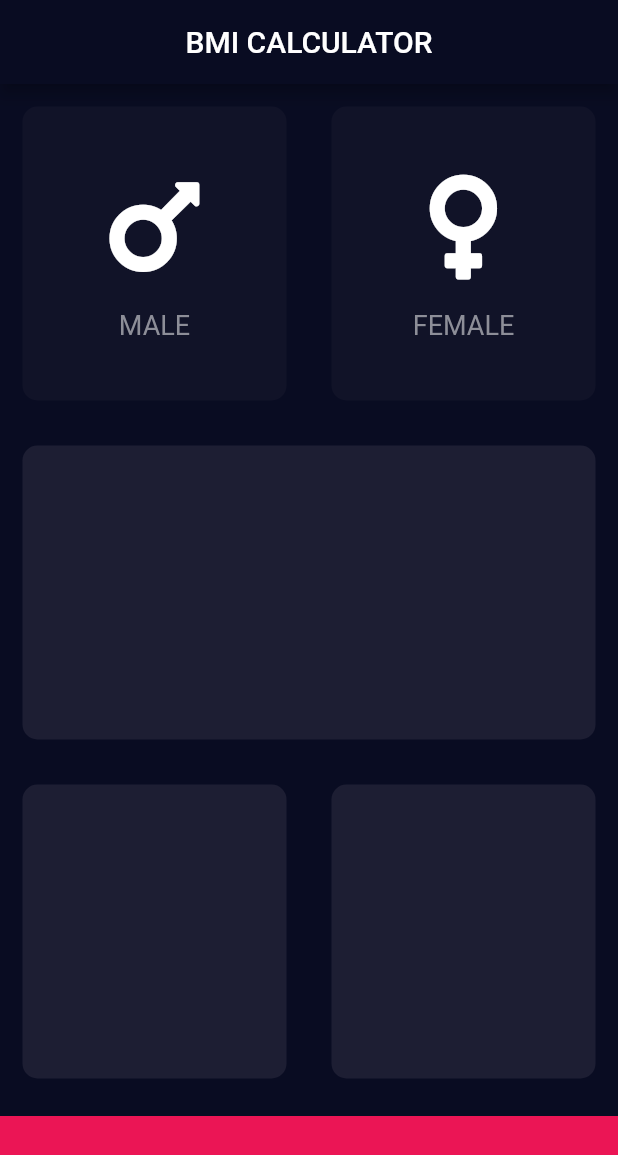
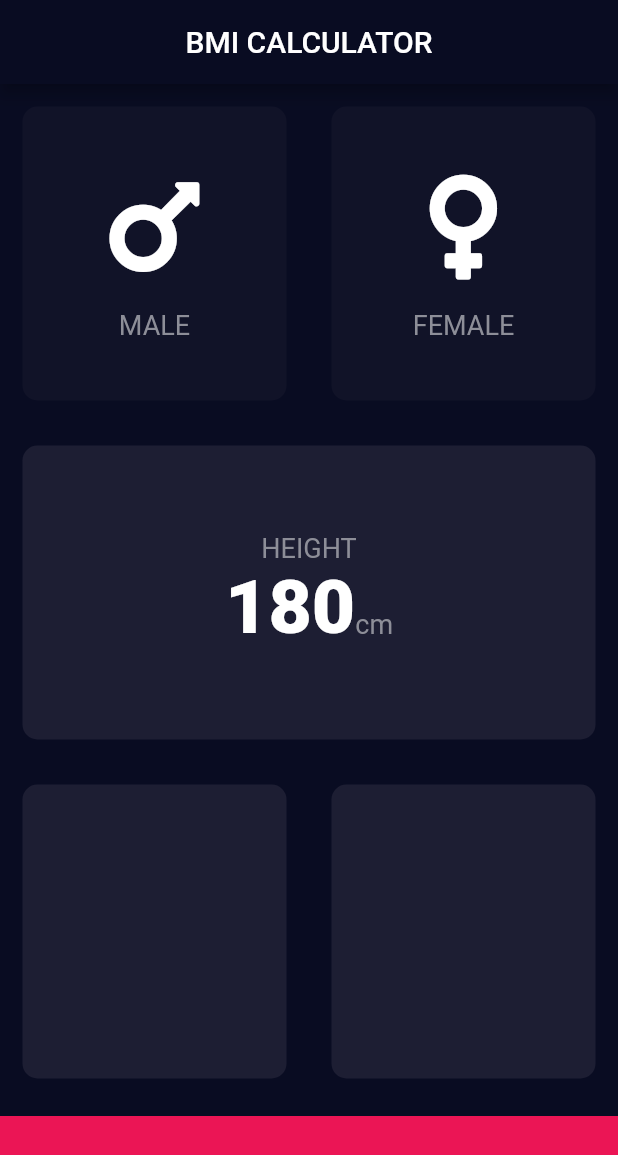
Before and after one commit to Jishnu075/bmi_calc, a Flutter app: the screen it shows after launch, on a phone screen of 412 x 824 dp. Shown: the top 1155 px of the screen. Run offline on Flutter 3.47's test engine with Material 2 defaults, Android fonts, the phone set to English and light mode, and no system bars; our stand-ins replace font_awesome_flutter.

Commit message:
3rd card

```diff
--- /dev/null
+++ b/lib/constants.dart
@@ -0,0 +1,10 @@
+import 'package:flutter/material.dart';
+
+const kBottomContainerColor = Color(0xFFEB1555);
+const kActiveCardColor = Color(0xFF1D1E33);
+const kInactiveCardColor = Color(0xFF111328);
+
+const kLabelTextStyle = TextStyle(
+  color: Color(0xFF8D8E98),
+  fontSize: 18.0,
+);
--- a/lib/icon_content.dart
+++ b/lib/icon_content.dart
@@ -1,9 +1,5 @@
 import 'package:flutter/material.dart';
-
-const labelTextStyle = TextStyle(
-  color: Color(0xFF8D8E98),
-  fontSize: 18.0,
-);
+import 'constants.dart';
 
 class IconContent extends StatelessWidget {
   final String label;
@@ -23,7 +19,7 @@ class IconContent extends StatelessWidget {
         SizedBox(
           height: 15.0,
         ),
-        Text(label, style: labelTextStyle),
+        Text(label, style: kLabelTextStyle),
       ],
     );
   }
--- a/lib/input_page.dart
+++ b/lib/input_page.dart
@@ -2,10 +2,7 @@ import 'package:flutter/material.dart';
 import 'package:font_awesome_flutter/font_awesome_flutter.dart';
 import 'icon_content.dart';
 import 'reusable_card.dart';
-
-const bottomContainerColor = Color(0xFFEB1555);
-const activeCardColor = Color(0xFF1D1E33);
-const inactiveCardColor = Color(0xFF111328);
+import 'constants.dart';
 
 enum Gender {
   male,
@@ -29,6 +26,7 @@ class _InputPageState extends State<InputPage> {
         ),
       ),
       body: Column(
+        crossAxisAlignment: CrossAxisAlignment.stretch,
         children: [
           Expanded(
             child: Row(
@@ -41,8 +39,8 @@ class _InputPageState extends State<InputPage> {
                       });
                     },
                     colour: selectedGender == Gender.male
-                        ? activeCardColor
-                        : inactiveCardColor,
+                        ? kActiveCardColor
+                        : kInactiveCardColor,
                     cardChild: IconContent(
                       icon: FontAwesomeIcons.mars,
                       label: 'MALE',
@@ -57,8 +55,8 @@ class _InputPageState extends State<InputPage> {
                       });
                     },
                     colour: selectedGender == Gender.female
-                        ? activeCardColor
-                        : inactiveCardColor,
+                        ? kActiveCardColor
+                        : kInactiveCardColor,
                     cardChild: IconContent(
                       icon: FontAwesomeIcons.venus,
                       label: 'FEMALE',
@@ -69,23 +67,52 @@ class _InputPageState extends State<InputPage> {
             ),
           ),
           Expanded(
-            child: ReusableCard(colour: activeCardColor),
+            child: ReusableCard(
+              colour: kActiveCardColor,
+              cardChild: Column(
+                mainAxisAlignment: MainAxisAlignment.center,
+                children: [
+                  Text(
+                    'HEIGHT',
+                    style: kLabelTextStyle,
+                  ),
+                  Row(
+                    mainAxisAlignment: MainAxisAlignment.center,
+                    crossAxisAlignment: CrossAxisAlignment.baseline,
+                    textBaseline: TextBaseline.alphabetic,
+                    children: [
+                      Text(
+                        '180',
+                        style: TextStyle(
+                          fontSize: 50.0,
+                          fontWeight: FontWeight.w900,
+                        ),
+                      ),
+                      Text(
+                        'cm',
+                        style: kLabelTextStyle,
+                      ),
+                    ],
+                  )
+                ],
+              ),
+            ),
           ),
           Expanded(
             child: Row(
               children: [
                 Expanded(
-                  child: ReusableCard(colour: activeCardColor),
+                  child: ReusableCard(colour: kActiveCardColor),
                 ),
                 Expanded(
-                  child: ReusableCard(colour: activeCardColor),
+                  child: ReusableCard(colour: kActiveCardColor),
                 ),
               ],
             ),
           ),
           Container(
             margin: EdgeInsets.only(top: 10.0),
-            color: bottomContainerColor,
+            color: kBottomContainerColor,
             height: 80.0,
             width: double.infinity,
           ),
```
